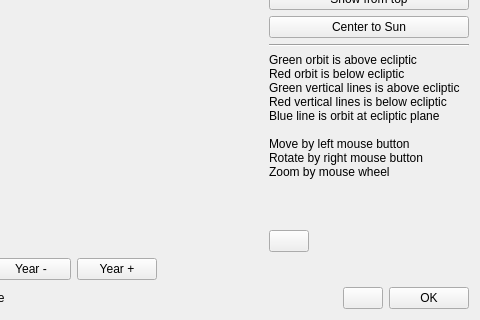
Before: the Qt Designer form c3dsolar.ui in PavelMr/skytechx, drawn with Qt 5; both pictures show x 551 to 1031 and y 481 to 801 of the 1031 by 801 pixel window.
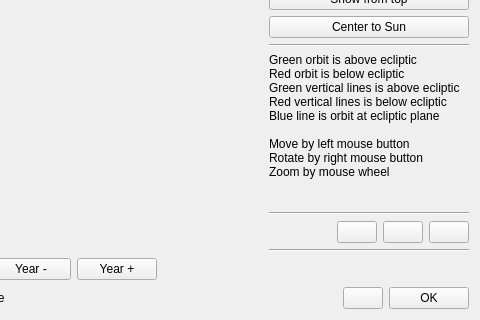
After: the same form once the commit is applied. Icons and pictures are not drawn. Custom widgets are drawn as their Qt base class.

Commit message: 3D SolSys print/preview

The edit to the form file:
```diff
--- a/c3dsolar.ui
+++ b/c3dsolar.ui
@@ -268,22 +268,15 @@
          </property>
         </spacer>
        </item>
+       <item>
+        <widget class="Line" name="line_8">
+         <property name="orientation">
+          <enum>Qt::Horizontal</enum>
+         </property>
+        </widget>
+       </item>
        <item>
         <layout class="QHBoxLayout" name="horizontalLayout_5">
-         <item>
-          <widget class="QPushButton" name="pb_clipboard">
-           <property name="toolTip">
-            <string>Add image to clipboard</string>
-           </property>
-           <property name="text">
-            <string/>
-           </property>
-           <property name="icon">
-            <iconset resource="resource.qrc">
-             <normaloff>:/res/ico_clipboard.png</normaloff>:/res/ico_clipboard.png</iconset>
-           </property>
-          </widget>
-         </item>
          <item>
           <spacer name="horizontalSpacer">
            <property name="orientation">
@@ -297,8 +290,57 @@
            </property>
           </spacer>
          </item>
+         <item>
+          <widget class="QPushButton" name="pb_clipboard">
+           <property name="toolTip">
+            <string>Copy image to clipboard</string>
+           </property>
+           <property name="text">
+            <string/>
+           </property>
+           <property name="icon">
+            <iconset resource="resource.qrc">
+             <normaloff>:/res/ico_clipboard.png</normaloff>:/res/ico_clipboard.png</iconset>
+           </property>
+          </widget>
+         </item>
+         <item>
+          <widget class="QPushButton" name="pb_print">
+           <property name="toolTip">
+            <string>Print</string>
+           </property>
+           <property name="text">
+            <string/>
+           </property>
+           <property name="icon">
+            <iconset resource="resource.qrc">
+             <normaloff>:/res/ico_printer.png</normaloff>:/res/ico_printer.png</iconset>
+           </property>
+          </widget>
+         </item>
+         <item>
+          <widget class="QPushButton" name="pb_preview">
+           <property name="toolTip">
+            <string>Print preview</string>
+           </property>
+           <property name="text">
+            <string/>
+           </property>
+           <property name="icon">
+            <iconset resource="resource.qrc">
+             <normaloff>:/res/ico_print_preview.png</normaloff>:/res/ico_print_preview.png</iconset>
+           </property>
+          </widget>
+         </item>
         </layout>
        </item>
+       <item>
+        <widget class="Line" name="line_9">
+         <property name="orientation">
+          <enum>Qt::Horizontal</enum>
+         </property>
+        </widget>
+       </item>
       </layout>
      </item>
     </layout>
```
The commit also changes 8 other files.
